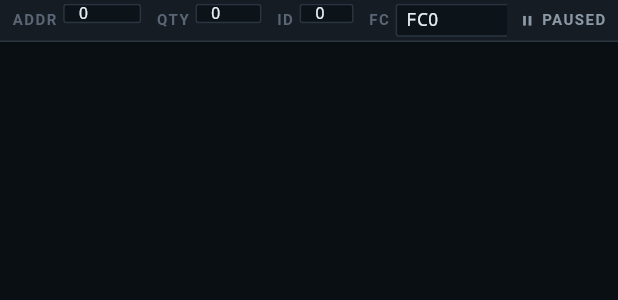
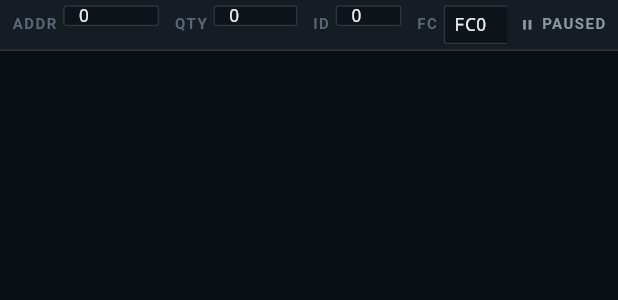
Before and after one commit to ka1hung/ModBeak, a Flutter app: the _ParamsBar widget shown alone on an empty page, opened directly with empty values, on a phone screen of 412 x 824 dp. Shown: the top 300 px of the screen. Run offline on Flutter 3.47's test engine with Material 3 defaults, Android fonts, the phone set to English and light mode, and no system bars; our stand-ins replace flutter_riverpod, freezed_annotation, package_info_plus, shared_preferences; missing offline and left inert: file_selector, flutter_libserialport; accounts and stored records are empty.

Commit message:
fix: larger params-bar inputs; refresh README screenshots
The inline ADDR / QTY / ID fields and dropdowns were cramped (22px tall
in a 28px bar, small mono font) — bump the bar to 34px, fields to 26px,
widen each field and use the regular mono size.

README screenshots (image1/image2) retaken on the v1.1.0 UI showing the
new inline-editable params bar and the toolbar version badge. Also sync
macos/Podfile.lock with the package_info_plus dependency.

Co-Authored-By: Claude Fable 5 <noreply@anthropic.com>

```diff
--- a/lib/ui/watch_window/watch_pane.dart
+++ b/lib/ui/watch_window/watch_pane.dart
@@ -559,7 +559,7 @@ class _ParamsBarState extends ConsumerState<_ParamsBar> {
   Widget build(BuildContext context) {
     final format = sanitizeFormat(_spec.format, _spec.functionCode);
     return Container(
-      height: 28,
+      height: 34,
       decoration: BoxDecoration(
         color: AppColors.bg2,
         border: Border(
@@ -575,13 +575,13 @@ class _ParamsBarState extends ConsumerState<_ParamsBar> {
               child: Row(
                 children: [
                   _label('ADDR'),
-                  _numField(_addrCtrl, _addrFocus, _commitAddr, width: 52),
+                  _numField(_addrCtrl, _addrFocus, _commitAddr, width: 64),
                   const SizedBox(width: 10),
                   _label('QTY'),
-                  _numField(_qtyCtrl, _qtyFocus, _commitQty, width: 44),
+                  _numField(_qtyCtrl, _qtyFocus, _commitQty, width: 56),
                   const SizedBox(width: 10),
                   _label('ID'),
-                  _numField(_unitCtrl, _unitFocus, _commitUnit, width: 36),
+                  _numField(_unitCtrl, _unitFocus, _commitUnit, width: 44),
                   const SizedBox(width: 10),
                   _label('FC'),
                   _dropdown<int>(
@@ -633,7 +633,7 @@ class _ParamsBarState extends ConsumerState<_ParamsBar> {
                     const SizedBox(width: 10),
                     _label('CHARS/ROW'),
                     _numField(_asciiCtrl, _asciiFocus, _commitAscii,
-                        width: 44),
+                        width: 56),
                   ],
                 ],
               ),
@@ -676,11 +676,11 @@ class _ParamsBarState extends ConsumerState<_ParamsBar> {
   }) {
     return SizedBox(
       width: width,
-      height: 22,
+      height: 26,
       child: TextField(
         controller: ctrl,
         focusNode: focus,
-        style: AppType.monoSm.copyWith(color: AppColors.text),
+        style: AppType.mono.copyWith(color: AppColors.text),
         textAlignVertical: TextAlignVertical.center,
         decoration: InputDecoration(
           isDense: true,
@@ -712,7 +712,7 @@ class _ParamsBarState extends ConsumerState<_ParamsBar> {
     required ValueChanged<T> onChanged,
   }) {
     return Container(
-      height: 22,
+      height: 26,
       decoration: BoxDecoration(
         color: AppColors.bg1,
         border: Border.all(color: AppColors.border),
```
Also changed, not shown: image1.png, image2.png, 1 other file.
